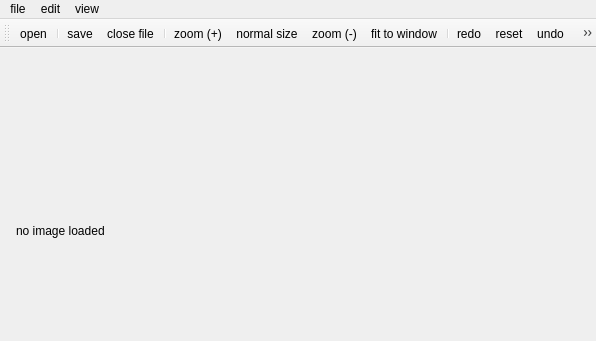
Above: mainwindow.ui from IslamSalah/qt-Proj before the change. Below: the same form after it.
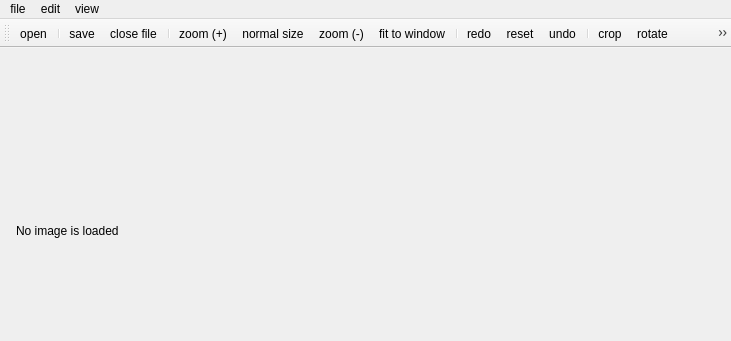
That is the form after the change. Icons and pictures are not drawn.

```diff
--- a/mainwindow.ui
+++ b/mainwindow.ui
@@ -6,7 +6,7 @@
    <rect>
     <x>0</x>
     <y>0</y>
-    <width>596</width>
+    <width>731</width>
     <height>341</height>
    </rect>
   </property>
@@ -30,7 +30,7 @@
      </sizepolicy>
     </property>
     <property name="text">
-     <string>no image loaded</string>
+     <string>No image is loaded</string>
     </property>
     <property name="scaledContents">
      <bool>true</bool>
@@ -42,7 +42,7 @@
     <rect>
      <x>0</x>
      <y>0</y>
-     <width>596</width>
+     <width>731</width>
      <height>22</height>
     </rect>
    </property>
@@ -106,6 +106,7 @@
    <addaction name="separator"/>
    <addaction name="actionCrop"/>
    <addaction name="actionRotate"/>
+   <addaction name="actionAdjust_size"/>
    <addaction name="separator"/>
    <addaction name="actionExit"/>
   </widget>
@@ -265,6 +266,18 @@
     <string>Ctrl+Shift+N</string>
    </property>
   </action>
+  <action name="actionAdjust_size">
+   <property name="icon">
+    <iconset resource="res.qrc">
+     <normaloff>:/img/res/resize.png</normaloff>:/img/res/resize.png</iconset>
+   </property>
+   <property name="text">
+    <string>adjust size...</string>
+   </property>
+   <property name="toolTip">
+    <string>Adjust Size</string>
+   </property>
+  </action>
  </widget>
  <layoutdefault spacing="6" margin="11"/>
  <resources>
```
Left out of the diff: 40 changed lines with no effect on the pictures.
